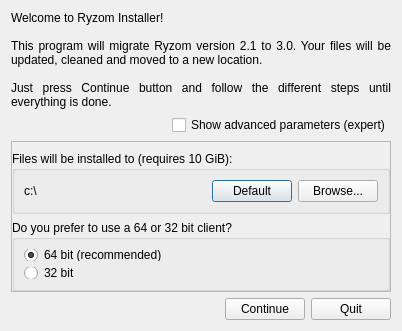
This is code/ryzom/tools/client/ryzom_installer/ui/migratedialog.ui in ryzom/ryzomcore as Qt 5 draws it before an edit. The edited form follows.
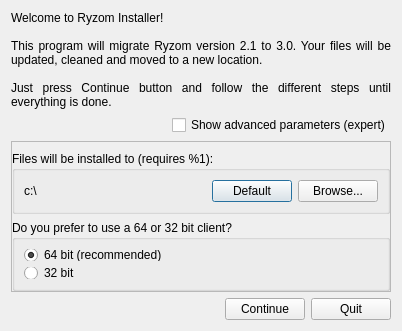
This is the edited form.

Diff of the .ui file:
```diff
--- a/code/ryzom/tools/client/ryzom_installer/ui/migratedialog.ui
+++ b/code/ryzom/tools/client/ryzom_installer/ui/migratedialog.ui
@@ -91,7 +91,7 @@
       <item>
        <widget class="QGroupBox" name="destinationGroupBox">
         <property name="title">
-         <string>Files will be installed to (requires 10 GiB):</string>
+         <string notr="true">Files will be installed to (requires %1):</string>
         </property>
         <layout class="QHBoxLayout" name="destinationLayout" stretch="1,0,0">
          <item>
```
Left out of the diff: 2 changed lines with no effect on the pictures.
